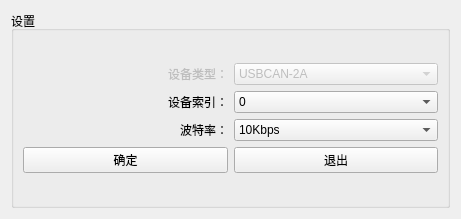
Before: the Qt Designer form MotorTest/canseting.ui in Cooperxe/Gas_Town, drawn with Qt 5.
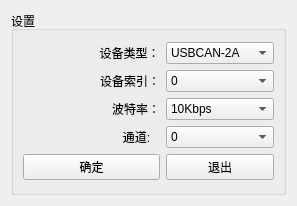
After: the same form once the commit is applied.

```diff
--- a/MotorTest/canseting.ui
+++ b/MotorTest/canseting.ui
@@ -6,15 +6,15 @@
    <rect>
     <x>0</x>
     <y>0</y>
-    <width>461</width>
-    <height>219</height>
+    <width>297</width>
+    <height>206</height>
    </rect>
   </property>
   <property name="windowTitle">
    <string>Form</string>
   </property>
-  <layout class="QHBoxLayout" name="horizontalLayout">
-   <item>
+  <layout class="QGridLayout" name="gridLayout_3">
+   <item row="0" column="0">
     <widget class="QGroupBox" name="groupBox">
      <property name="title">
       <string>设置</string>
@@ -111,38 +111,10 @@
           </item>
          </widget>
         </item>
-        <item row="0" column="1">
-         <widget class="QComboBox" name="comboBox">
-          <property name="enabled">
-           <bool>false</bool>
-          </property>
-          <item>
-           <property name="text">
-            <string>USBCAN-2A</string>
-           </property>
-          </item>
-          <item>
-           <property name="text">
-            <string>USBCAN-2C</string>
-           </property>
-          </item>
-          <item>
-           <property name="text">
-            <string>CANalyst-II</string>
-           </property>
-          </item>
-         </widget>
-        </item>
-        <item row="0" column="0">
-         <widget class="QLabel" name="label">
-          <property name="enabled">
-           <bool>false</bool>
-          </property>
+        <item row="3" column="0">
+         <widget class="QLabel" name="label_4">
           <property name="text">
-           <string>设备类型：</string>
-          </property>
-          <property name="alignment">
-           <set>Qt::AlignRight|Qt::AlignTrailing|Qt::AlignVCenter</set>
+           <string>                              通道:</string>
           </property>
          </widget>
         </item>
@@ -166,6 +138,13 @@
           </property>
          </widget>
         </item>
+        <item row="4" column="1">
+         <widget class="QPushButton" name="pushButton_2">
+          <property name="text">
+           <string>退出</string>
+          </property>
+         </widget>
+        </item>
         <item row="1" column="1">
          <widget class="QComboBox" name="comboBox_2">
           <item>
@@ -240,7 +219,7 @@
           </item>
          </widget>
         </item>
-        <item row="3" column="0">
+        <item row="4" column="0">
          <widget class="QPushButton" name="pushButton">
           <property name="text">
            <string>确定</string>
@@ -248,12 +227,45 @@
          </widget>
         </item>
         <item row="3" column="1">
-         <widget class="QPushButton" name="pushButton_2">
+         <widget class="QComboBox" name="comboBox_4">
+          <item>
+           <property name="text">
+            <string>0</string>
+           </property>
+          </item>
+          <item>
+           <property name="text">
+            <string>1</string>
+           </property>
+          </item>
+         </widget>
+        </item>
+        <item row="0" column="0">
+         <widget class="QLabel" name="label">
           <property name="text">
-           <string>退出</string>
+           <string>                       设备类型：</string>
           </property>
          </widget>
         </item>
+        <item row="0" column="1">
+         <widget class="QComboBox" name="comboBox">
+          <item>
+           <property name="text">
+            <string>USBCAN-2A</string>
+           </property>
+          </item>
+          <item>
+           <property name="text">
+            <string>USBCAN-2C</string>
+           </property>
+          </item>
+          <item>
+           <property name="text">
+            <string>CANalyst-II</string>
+           </property>
+          </item>
+         </widget>
+        </item>
        </layout>
       </item>
      </layout>
```
Left out of the diff: 20 changed lines with no effect on the pictures.
